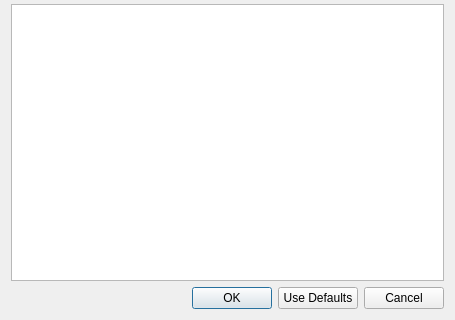
Qt form ui/flags.ui (ngld/old-knossos) before a commit; both pictures show x 0 to 455 and y 187 to 507 of the 455 by 507 pixel window.
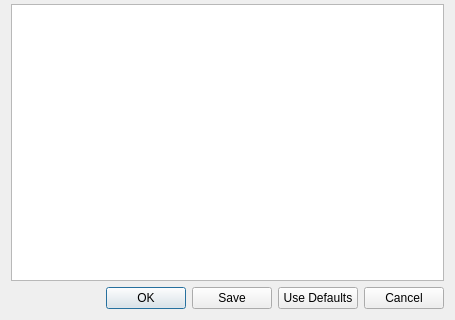
The same form after that commit.

The edit to the form file:
```diff
--- a/ui/flags.ui
+++ b/ui/flags.ui
@@ -109,6 +109,13 @@
        </property>
       </widget>
      </item>
+     <item>
+      <widget class="QPushButton" name="saveButton">
+       <property name="text">
+        <string>Save</string>
+       </property>
+      </widget>
+     </item>
      <item>
       <widget class="QPushButton" name="defaultsButton">
        <property name="text">
```
